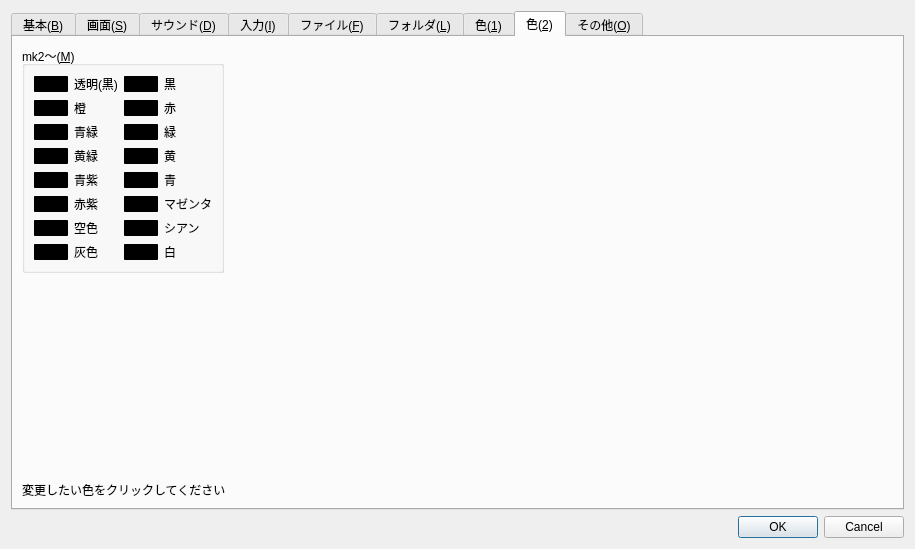
The window that src/Qt/configdialog.ui (eighttails/PC6001VX) describes before a commit, drawn with Qt 5.
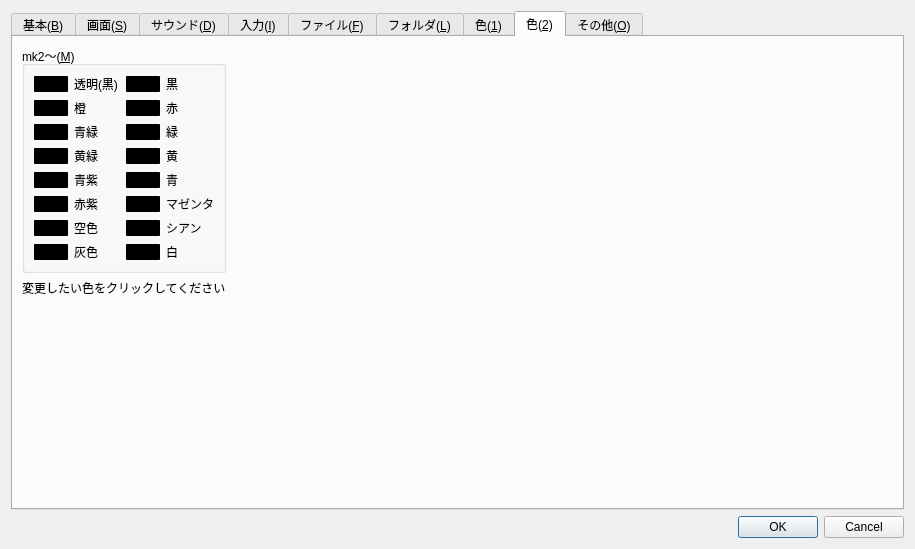
The same window after the commit. The open tabs and pages were chosen to show the change. Custom widgets are drawn as their Qt base class.

Commit message: 色設定ダイアログのレイアウトを修正

Diff of the .ui file:
```diff
--- a/src/Qt/configdialog.ui
+++ b/src/Qt/configdialog.ui
@@ -2831,13 +2831,6 @@
        <string>色(&amp;2)</string>
       </attribute>
       <layout class="QGridLayout" name="gridLayout_11">
-       <item row="2" column="0" colspan="4">
-        <widget class="QLabel" name="label_80">
-         <property name="text">
-          <string>変更したい色をクリックしてください</string>
-         </property>
-        </widget>
-       </item>
        <item row="0" column="3">
         <spacer name="horizontalSpacer_6">
          <property name="orientation">
@@ -2851,6 +2844,19 @@
          </property>
         </spacer>
        </item>
+       <item row="2" column="0">
+        <spacer name="verticalSpacer_8">
+         <property name="orientation">
+          <enum>Qt::Vertical</enum>
+         </property>
+         <property name="sizeHint" stdset="0">
+          <size>
+           <width>20</width>
+           <height>40</height>
+          </size>
+         </property>
+        </spacer>
+       </item>
        <item row="0" column="0">
         <widget class="QGroupBox" name="groupBox_2">
          <property name="title">
@@ -3341,17 +3347,11 @@
         </widget>
        </item>
        <item row="1" column="0">
-        <spacer name="verticalSpacer_8">
-         <property name="orientation">
-          <enum>Qt::Vertical</enum>
+        <widget class="QLabel" name="label_80">
+         <property name="text">
+          <string>変更したい色をクリックしてください</string>
          </property>
-         <property name="sizeHint" stdset="0">
-          <size>
-           <width>20</width>
-           <height>40</height>
-          </size>
-         </property>
-        </spacer>
+        </widget>
        </item>
       </layout>
      </widget>
```
